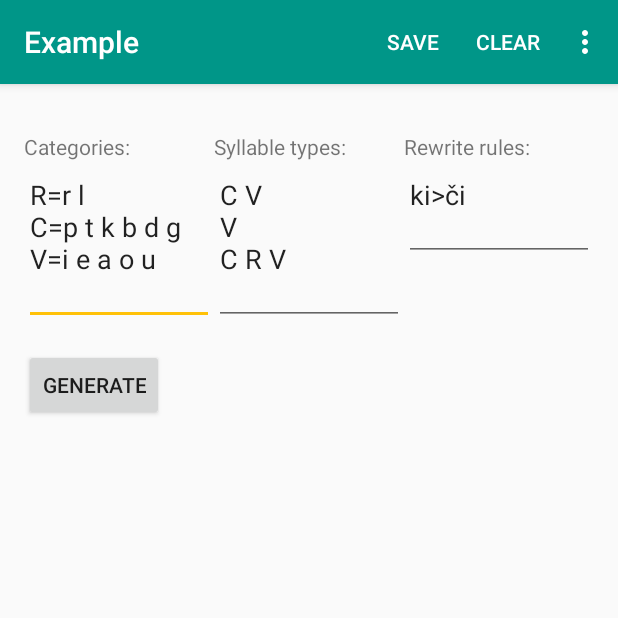
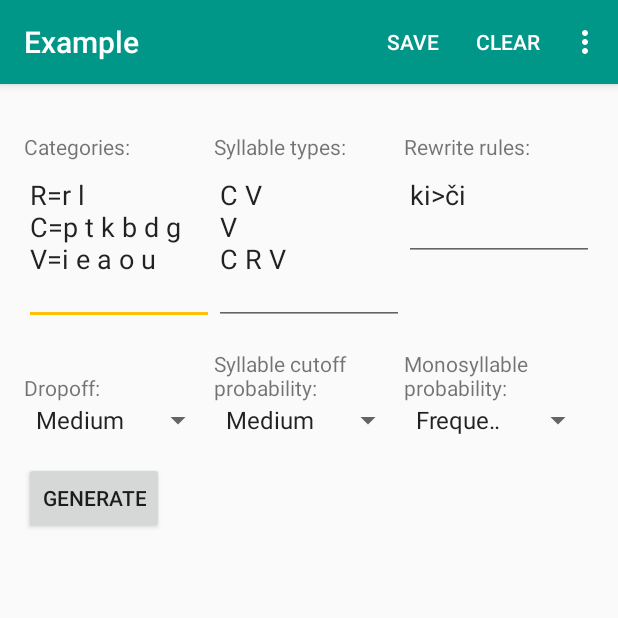
Before and after one commit to vylion/WordWeaver, an Android app: the screen it shows after launch (OpenLangActivity), after a tap on "Example", on a phone screen of 412 x 824 dp, the top half of it. Run offline under Robolectric (Android 15) with nearby library versions, the phone set to English and light mode, and no system bars.

Commit message:
Added dropoff/cutoff probability settings. Fixed some bugs this brought into the scene. Fixed a bug in the Weaver that sometimes just got rid of a substring to rewrite but didn't insert back the rewritten version. Fixed a bug in the adapter that showed the language list as unsorted when cold starting it.

```diff
--- a/app/build.gradle
+++ b/app/build.gradle
@@ -5,7 +5,7 @@ android {
     buildToolsVersion "25.0.2"
     defaultConfig {
         applicationId "vylion.wordweaver"
-        minSdkVersion 21
+        minSdkVersion 16
         targetSdkVersion 25
         versionCode 1
         versionName "1.0"
--- a/app/src/main/java/vylion/wordweaver/MainActivity.java
+++ b/app/src/main/java/vylion/wordweaver/MainActivity.java
@@ -156,6 +156,7 @@ public class MainActivity extends AppCompatActivity implements View.OnClickListe
         CoordinatorLayout layout = (CoordinatorLayout) findViewById(R.id.main_coordinator);
 
         LangViewAdapter adapter = new LangViewAdapter(this, scribe, layout, this);
+        adapter.sort();
         langView.setAdapter(adapter);
 
         RecyclerView.LayoutManager lm;
--- a/app/src/main/java/vylion/wordweaver/OpenLangActivity.java
+++ b/app/src/main/java/vylion/wordweaver/OpenLangActivity.java
@@ -12,15 +12,18 @@ import android.text.TextWatcher;
 import android.view.Menu;
 import android.view.MenuItem;
 import android.view.View;
+import android.widget.AdapterView;
+import android.widget.ArrayAdapter;
 import android.widget.Button;
 import android.widget.EditText;
+import android.widget.Spinner;
 import android.widget.TextView;
 import android.widget.Toast;
 
 import vylion.wordweaver.arachne.Language;
 import vylion.wordweaver.arachne.Weaver;
 
-public class OpenLangActivity extends AppCompatActivity implements View.OnClickListener {
+public class OpenLangActivity extends AppCompatActivity implements View.OnClickListener, AdapterView.OnItemSelectedListener {
 
     public static final String SAVE_LANG_TAG = "save_language";
 
@@ -34,6 +37,13 @@ public class OpenLangActivity extends AppCompatActivity implements View.OnClickL
     private EditText rules;
     private EditText syllables;
     private EditText name;
+
+    private int dropoff;
+    private double dropoffCustom;
+    private int sylprob;
+    private double sylprobCustom;
+    private int monosyl;
+    private double monosylCustom;
 
     @Override
     protected void onCreate(Bundle savedInstanceState) {
@@ -65,6 +75,30 @@ public class OpenLangActivity extends AppCompatActivity implements View.OnClickL
             name = new EditText(this);
             name.setInputType(InputType.TYPE_CLASS_TEXT);
         }
+
+        Spinner spinner = (Spinner) findViewById(R.id.dropoff_spinner);
+        ArrayAdapter<CharSequence> adapter = ArrayAdapter.createFromResource(this,
+                R.array.dropoff_options, android.R.layout.simple_spinner_item);
+        adapter.setDropDownViewResource(android.R.layout.simple_spinner_dropdown_item);
+        spinner.setAdapter(adapter);
+        spinner.setOnItemSelectedListener(this);
+        spinner.setSelection(2);
+
+        spinner = (Spinner) findViewById(R.id.sylprob_spinner);
+        adapter = ArrayAdapter.createFromResource(this,
+                R.array.sylprob_options, android.R.layout.simple_spinner_item);
+        adapter.setDropDownViewResource(android.R.layout.simple_spinner_dropdown_item);
+        spinner.setAdapter(adapter);
+        spinner.setOnItemSelectedListener(this);
+        spinner.setSelection(2);
+
+        spinner = (Spinner) findViewById(R.id.monosyl_spinner);
+        adapter = ArrayAdapter.createFromResource(this,
+                R.array.monosyl_options, android.R.layout.simple_spinner_item);
+        adapter.setDropDownViewResource(android.R.layout.simple_spinner_dropdown_item);
+        spinner.setAdapter(adapter);
+        spinner.setOnItemSelectedListener(this);
+        spinner.setSelection(2);
 
         toolbar.setTitle(title);
         setSupportActionBar(toolbar);
@@ -103,16 +137,18 @@ public class OpenLangActivity extends AppCompatActivity implements View.OnClickL
             String r = rules.getText().toString();
             String s = syllables.getText().toString();
 
-            if(c.length() > 0 && s.length() > 0)
-                weaver = new Weaver(c, r, s);
-            else weaver = null;
-        }
-        else weaver = null;
+            if(c.length() > 0 && s.length() > 0) {
+                if (weaver != null) weaver.setParameters(c, r, s);
+                else weaver = new Weaver(c, r, s);
 
-        if(weaver != null) {
-            String gen = weaver.newWordsAsString(20);
+                weaver.setDropoff(dropoff, dropoffCustom);
+                weaver.setSylProb(sylprob, sylprobCustom);
+                weaver.setMonosylProb(monosyl, monosylCustom);
 
-            generator.setText(gen);
+                String gen = weaver.newWordsAsString(20);
+
+                generator.setText(gen);
+            }
         }
     }
 
@@ -125,8 +161,14 @@ public class OpenLangActivity extends AppCompatActivity implements View.OnClickL
             String r = rules.getText().toString();
             String s = syllables.getText().toString();
 
-            if (c.length() > 0 && s.length() > 0)
-                weaver = new Weaver(c, r, s);
+            if (c.length() > 0 && s.length() > 0){
+                if (weaver != null) weaver.setParameters(c, r, s);
+                else weaver = new Weaver(c, r, s);
+
+                weaver.setDropoff(dropoff, dropoffCustom);
+                weaver.setSylProb(sylprob, sylprobCustom);
+                weaver.setMonosylProb(monosyl, monosylCustom);
+            }
         }
 
         if(lang == null) {
@@ -192,4 +234,39 @@ public class OpenLangActivity extends AppCompatActivity implements View.OnClickL
     private void makeToast(String s) {
         Toast.makeText(this, s, Toast.LENGTH_SHORT).show();
     }
+
+    @Override
+    public void onItemSelected(AdapterView<?> parent, View view, int pos, long id) {
+        switch (parent.getId()) {
+            case R.id.dropoff_spinner:
+                setDropoff(pos, 0.2);
+                break;
+            case R.id.sylprob_spinner:
+                setSylProb(pos, 0.2);
+                break;
+            case R.id.monosyl_spinner:
+                setMonosylProb(pos, 0.2);
+                break;
+        }
+    }
+
+    private void setDropoff(int i, double d) {
+        dropoff = i;
+        dropoffCustom = d;
+    }
+
+    private void setSylProb(int i, double d) {
+        sylprob = i;
+        sylprobCustom = d;
+    }
+
+    private void setMonosylProb(int i, double d) {
+        monosyl = i;
+        monosylCustom = d;
+    }
+
+    @Override
+    public void onNothingSelected(AdapterView<?> parent) {
+
+    }
 }
--- a/app/src/main/res/layout/activity_open_lang.xml
+++ b/app/src/main/res/layout/activity_open_lang.xml
@@ -34,12 +34,10 @@
             >
 
             <!-- Phonotactics Row -->
-
             <include layout="@layout/activity_open_lang_phonotactics" />
 
             <!-- Options Row -->
-
-            <!-- include layout="@layout/activity_open_lang_options" /-->
+            <include layout="@layout/activity_open_lang_options" />
 
             <Button
                 android:layout_marginTop="@dimen/activity_vertical_margin"
--- a/app/src/main/res/layout/activity_open_lang_options.xml
+++ b/app/src/main/res/layout/activity_open_lang_options.xml
@@ -22,7 +22,8 @@
             android:text="@string/open_lang_title_dropoff"
             />
 
-        <android.support.v7.widget.AppCompatRadioButton
+        <android.support.v7.widget.AppCompatSpinner
+            android:id="@+id/dropoff_spinner"
             android:layout_width="match_parent"
             android:layout_height="wrap_content" />
 
@@ -43,7 +44,8 @@
             android:text="@string/open_lang_title_syl_prob"
             />
 
-        <android.support.v7.widget.AppCompatRadioButton
+        <android.support.v7.widget.AppCompatSpinner
+            android:id="@+id/sylprob_spinner"
             android:layout_width="match_parent"
             android:layout_height="wrap_content" />
 
@@ -64,7 +66,8 @@
             android:text="@string/open_lang_title_monosyl_prob"
             />
 
-        <android.support.v7.widget.AppCompatRadioButton
+        <android.support.v7.widget.AppCompatSpinner
+            android:id="@+id/monosyl_spinner"
             android:layout_width="match_parent"
             android:layout_height="wrap_content" />
 
--- a/app/src/main/res/values/strings.xml
+++ b/app/src/main/res/values/strings.xml
@@ -19,8 +19,46 @@
     <string name="open_lang_title_syllables">Syllable types:</string>
     <string name="open_lang_title_dropoff">\nDropoff:</string>
     <string name="open_lang_title_syl_prob">Syllable cutoff\nprobability:</string>
-    <string name="open_lang_title_monosyl_prob">Monosyllables\nprobability:</string>
+    <string name="open_lang_title_monosyl_prob">Monosyllable\nprobability:</string>
     <string name="open_lang_button_text">Generate</string>
+
+    <!-- Dropoff option strings -->
+    <string name="dropoff_equal">Equal</string>
+    <string name="dropoff_fast">Fast</string>
+    <string name="dropoff_medium">Medium</string>
+    <string name="dropoff_slow">Slow</string>
+    <string-array name="dropoff_options">
+        <item>@string/dropoff_equal</item>
+        <item>@string/dropoff_fast</item>
+        <item>@string/dropoff_medium</item>
+        <item>@string/dropoff_slow</item>
+    </string-array>
+
+    <!-- Syllable type probability option strings -->
+    <string name="sylprob_equal">Equal</string>
+    <string name="sylprob_fast">Heavy</string>
+    <string name="sylprob_medium">Medium</string>
+    <string name="sylprob_slow">Light</string>
+    <string-array name="sylprob_options">
+        <item>@string/sylprob_equal</item>
+        <item>@string/sylprob_fast</item>
+        <item>@string/sylprob_medium</item>
+        <item>@string/sylprob_slow</item>
+    </string-array>
+
+    <!-- Monosyllable probability option strings -->
+    <string name="monosyl_always">Always</string>
+    <string name="monosyl_mostly">Mostly</string>
+    <string name="monosyl_freq">Frequent</string>
+    <string name="monosyl_less">Less</string>
+    <string name="monosyl_rare">Rare</string>
+    <string-array name="monosyl_options">
+        <item>@string/monosyl_always</item>
+        <item>@string/monosyl_mostly</item>
+        <item>@string/monosyl_freq</item>
+        <item>@string/monosyl_less</item>
+        <item>@string/monosyl_rare</item>
+    </string-array>
 
     <!-- Dialog strings -->
     <string name="dialog_empty_fields">Do you want to empty all fields?</string>
@@ -43,8 +81,8 @@
     <!-- Default and other strings -->
     <string name="default_lang_name">New language</string>
     <string name="default_author">Unknown</string>
-    <string name="default_dropoff" translatable="false">EQUAL</string>
-    <string name="default_syl_prob" translatable="false">EQUAL</string>
+    <string name="default_dropoff" translatable="false">MEDIUM</string>
+    <string name="default_syl_prob" translatable="false">MEDIUM</string>
     <string name="default_monosyl_prob" translatable="false">FREQUENT</string>
     <string name="feature_not_implemented">This feature has not been implemented yet</string>
 </resources>
```
Also changed, not shown: app/src/main/java/vylion/wordweaver/arachne/Weaver.java (+87 -8 lines), 2 other files.
